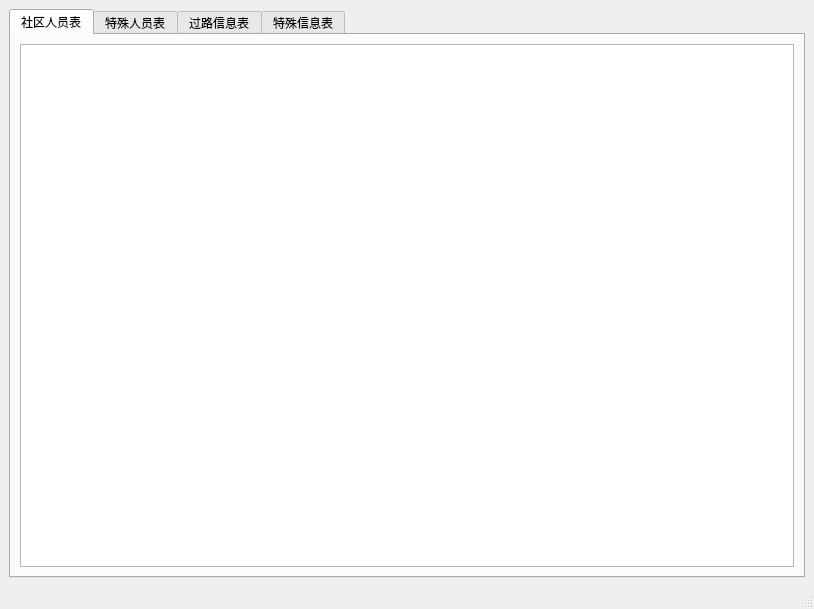
First picture: the form in ui/control_window.ui, repository wxxhub/graduationCLient, before the edit.
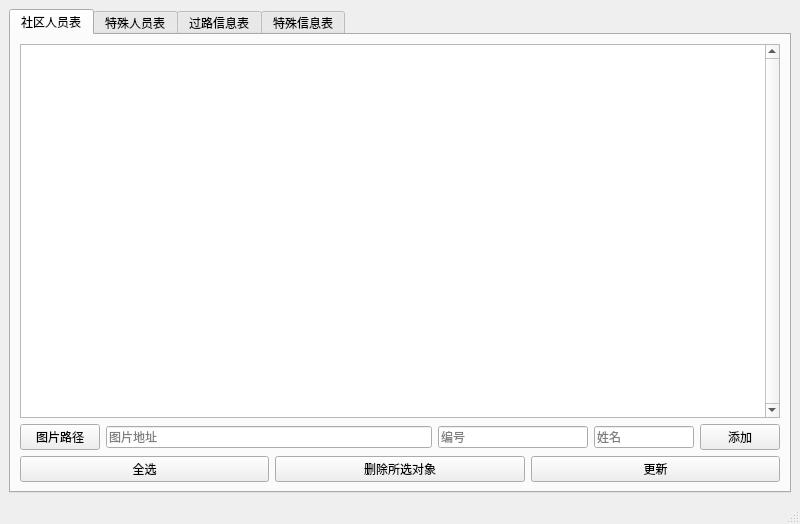
Second picture: the form after the edit. The open tabs and pages were chosen to show the change.

Commit message: update control view

Diff of the .ui file:
```diff
--- a/ui/control_window.ui
+++ b/ui/control_window.ui
@@ -6,10 +6,16 @@
    <rect>
     <x>0</x>
     <y>0</y>
-    <width>814</width>
-    <height>609</height>
+    <width>800</width>
+    <height>524</height>
    </rect>
   </property>
+  <property name="minimumSize">
+   <size>
+    <width>800</width>
+    <height>400</height>
+   </size>
+  </property>
   <property name="windowTitle">
    <string>MainWindow</string>
   </property>
@@ -26,7 +32,96 @@
        </attribute>
        <layout class="QGridLayout" name="gridLayout_3">
         <item row="0" column="0">
-         <widget class="QTableView" name="CommunityPersonnelTable"/>
+         <widget class="QTableView" name="CommunityPersonnelTable">
+          <property name="verticalScrollBarPolicy">
+           <enum>Qt::ScrollBarAlwaysOn</enum>
+          </property>
+          <property name="dragEnabled">
+           <bool>false</bool>
+          </property>
+          <attribute name="horizontalHeaderShowSortIndicator" stdset="0">
+           <bool>false</bool>
+          </attribute>
+          <attribute name="horizontalHeaderStretchLastSection">
+           <bool>false</bool>
+          </attribute>
+         </widget>
+        </item>
+        <item row="1" column="0">
+         <layout class="QHBoxLayout" name="horizontalLayout">
+          <item>
+           <widget class="QPushButton" name="SetCommunityPersonImageButton">
+            <property name="text">
+             <string>图片路径</string>
+            </property>
+           </widget>
+          </item>
+          <item>
+           <widget class="QLineEdit" name="CommunityPersonImage">
+            <property name="placeholderText">
+             <string>图片地址</string>
+            </property>
+           </widget>
+          </item>
+          <item>
+           <widget class="QLineEdit" name="CommunityPersonID">
+            <property name="maximumSize">
+             <size>
+              <width>150</width>
+              <height>16777215</height>
+             </size>
+            </property>
+            <property name="placeholderText">
+             <string>编号</string>
+            </property>
+           </widget>
+          </item>
+          <item>
+           <widget class="QLineEdit" name="CommunityPersonName">
+            <property name="maximumSize">
+             <size>
+              <width>100</width>
+              <height>16777215</height>
+             </size>
+            </property>
+            <property name="placeholderText">
+             <string>姓名</string>
+            </property>
+           </widget>
+          </item>
+          <item>
+           <widget class="QPushButton" name="AddCommunityPersonButton">
+            <property name="text">
+             <string>添加</string>
+            </property>
+           </widget>
+          </item>
+         </layout>
+        </item>
+        <item row="2" column="0">
+         <layout class="QHBoxLayout" name="horizontalLayout_2">
+          <item>
+           <widget class="QPushButton" name="CommunityPersonSelectAllButton">
+            <property name="text">
+             <string>全选</string>
+            </property>
+           </widget>
+          </item>
+          <item>
+           <widget class="QPushButton" name="CommunityPersonDeleteButton">
+            <property name="text">
+             <string>删除所选对象</string>
+            </property>
+           </widget>
+          </item>
+          <item>
+           <widget class="QPushButton" name="CommunityPersonUpdateButton">
+            <property name="text">
+             <string>更新</string>
+            </property>
+           </widget>
+          </item>
+         </layout>
         </item>
        </layout>
       </widget>
```
Left out of the diff: 137 changed lines with no effect on the pictures. The commit also changes 2 other files.
